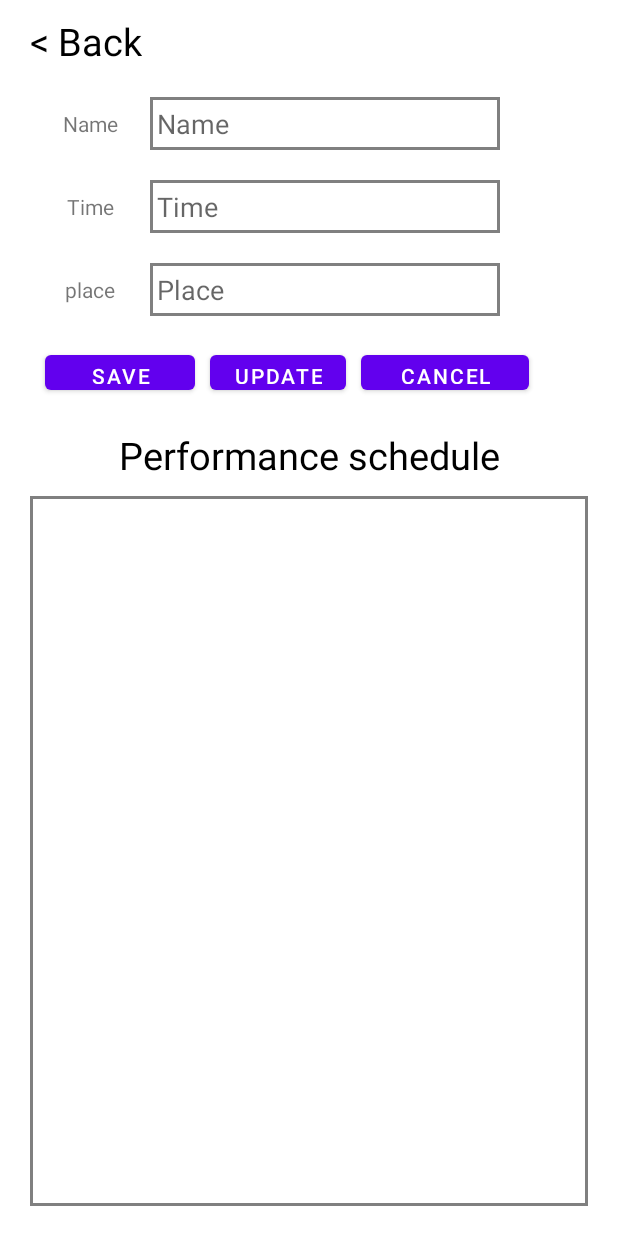
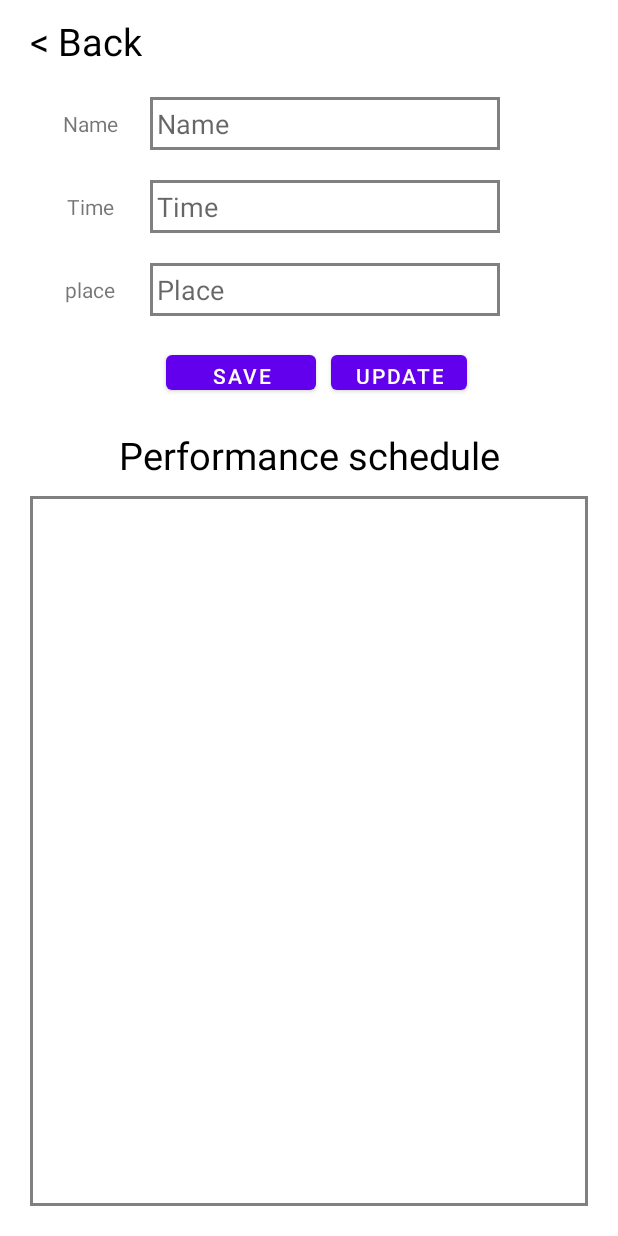
Before and after one commit to NguyenTranMinhNhat/Android-Mid-Term, an Android app: the layout activity_edit_show.xml on its own in the app's theme, with its tools: preview values and no code run, on a phone screen of 412 x 824 dp. Run offline under Robolectric (Android 15) with nearby library versions, the phone set to English and light mode, and no system bars.

Commit message:
Them Xoa Sua show info

```diff
--- a/app/src/main/AndroidManifest.xml
+++ b/app/src/main/AndroidManifest.xml
@@ -15,5 +15,6 @@
                 <category android:name="android.intent.category.LAUNCHER" />
             </intent-filter>
         </activity>
+        <activity android:name=".Edit_show"/>
     </application>
 </manifest>
--- a/app/src/main/java/com/example/androidmid_term/layoutShowInfoView.java
+++ b/app/src/main/java/com/example/androidmid_term/layoutShowInfoView.java
@@ -10,6 +10,7 @@ import android.view.View;
 import android.widget.ImageView;
 import android.widget.ListView;
 import android.widget.TextView;
+import android.widget.Toast;
 
 import java.util.ArrayList;
 
@@ -44,6 +45,7 @@ public class layoutShowInfoView extends AppCompatActivity {
             public void onClick(View v) {
                 Intent intent = new Intent(layoutShowInfoView.this,Edit_show.class);
                 intent.putExtra("id",id);
+                startActivity(intent);
             }
         });
     }
--- a/app/src/main/res/layout/activity_edit_show.xml
+++ b/app/src/main/res/layout/activity_edit_show.xml
@@ -16,7 +16,7 @@
         android:orientation="horizontal">
 
         <TextView
-            android:id="@+id/tv_back_es"
+            android:id="@+id/btn_back"
             android:layout_width="wrap_content"
             android:layout_height="wrap_content"
             android:text="@string/back"
@@ -40,7 +40,7 @@
             />
 
         <EditText
-            android:id="@+id/Et_tenBaiHat"
+            android:id="@+id/txt_song_name"
             android:layout_width="233dp"
             android:layout_height="match_parent"
             android:layout_gravity="clip_horizontal"
@@ -66,7 +66,7 @@
             />
 
         <EditText
-            android:id="@+id/Et_thoiGian"
+            android:id="@+id/txt_date"
             android:layout_width="233dp"
             android:layout_height="match_parent"
             android:layout_gravity="clip_horizontal"
@@ -92,7 +92,7 @@
             />
 
         <EditText
-            android:id="@+id/Et_diaDiem"
+            android:id="@+id/txt_place"
             android:layout_width="233dp"
             android:layout_height="match_parent"
             android:layout_gravity="clip_horizontal"
@@ -107,33 +107,23 @@
         android:layout_width="match_parent"
         android:layout_height="35dp"
         android:layout_marginTop="20dp"
-        android:orientation="horizontal">
+        android:orientation="horizontal"
+        android:gravity="center">
 
         <Button
-            android:id="@+id/btn_save_es"
+            android:id="@+id/btn_save"
             android:layout_width="100dp"
             android:layout_height="match_parent"
             android:layout_marginLeft="10dp"
             android:text="Save" />
 
         <Button
-            android:id="@+id/btn_update_es"
+            android:id="@+id/btn_update"
             android:layout_width="wrap_content"
             android:layout_height="match_parent"
             android:layout_marginLeft="10dp"
             android:text="Update" />
-
-        <Button
-            android:id="@+id/btn_cancel_es"
-            android:layout_width="112dp"
-            android:layout_height="match_parent"
-            android:layout_marginLeft="10dp"
-            android:layout_marginRight="20dp"
-            android:text="Cancel" />
     </LinearLayout>
-
-
-
     <LinearLayout
         android:layout_width="match_parent"
         android:layout_height="match_parent"
@@ -148,7 +138,7 @@
             android:textColor="@color/black"/>
 
         <ListView
-            android:id="@+id/info_Show"
+            android:id="@+id/info_show"
             android:layout_width="match_parent"
             android:layout_height="match_parent"
             android:background="@drawable/border_editext"
```
Also changed, not shown: app/src/main/java/com/example/androidmid_term/DatabaseShowInfo.java (+32 -0 lines), app/src/main/java/com/example/androidmid_term/Edit_show.java (+139 -5 lines), app/src/main/java/com/example/androidmid_term/MainActivity.java (deleted, +0 -14 lines), app/src/main/res/layout/activity_main.xml (deleted, +0 -18 lines).
